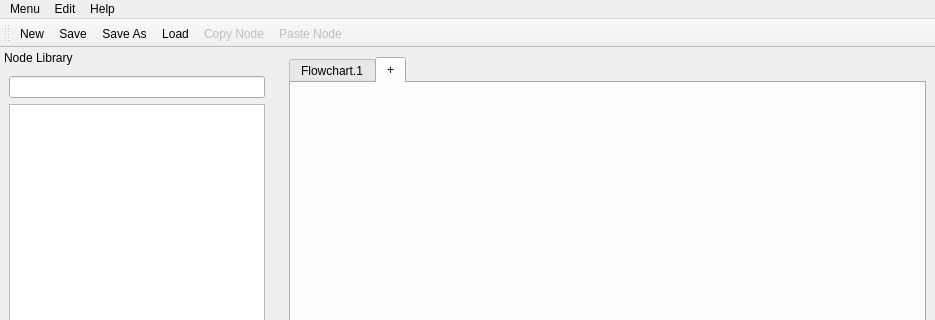
First picture: the form in resources/mainwindow.ui, repository cdd1969/pygwa, before the edit; both pictures show x 0 to 935 and y 0 to 320 of the 935 by 774 pixel window.
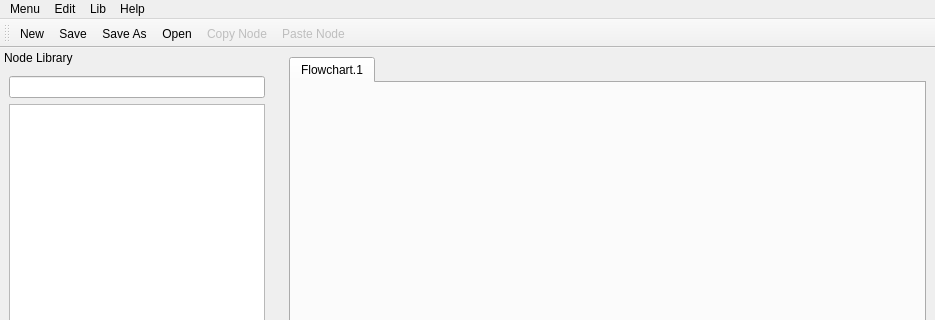
Second picture: the form after the edit. The open tabs and pages were chosen to show the change.

Commit message: reworked settings. Now QSettings + removed unused tab in UI

What changed in the file:
```diff
--- a/resources/mainwindow.ui
+++ b/resources/mainwindow.ui
@@ -53,17 +53,6 @@
          </item>
         </layout>
        </widget>
-       <widget class="QWidget" name="tab_2">
-        <property name="enabled">
-         <bool>false</bool>
-        </property>
-        <property name="statusTip">
-         <string>Create new flowchart</string>
-        </property>
-        <attribute name="title">
-         <string>+</string>
-        </attribute>
-       </widget>
       </widget>
      </widget>
     </item>
@@ -120,8 +109,17 @@
     <addaction name="actionCopy_Selected_Node"/>
     <addaction name="actionPaste_Node"/>
    </widget>
+   <widget class="QMenu" name="menuLib">
+    <property name="title">
+     <string>Lib</string>
+    </property>
+    <addaction name="actionAdd_item_to_library"/>
+    <addaction name="actionLoadLibrary"/>
+    <addaction name="actionReloadDefaultLib"/>
+   </widget>
    <addaction name="menuMenu"/>
    <addaction name="menuEdit"/>
+   <addaction name="menuLib"/>
    <addaction name="menuHelp"/>
   </widget>
   <widget class="QStatusBar" name="statusbar"/>
@@ -326,7 +324,7 @@
   </action>
   <action name="actionLoad_fc">
    <property name="text">
-    <string>Load</string>
+    <string>Open</string>
    </property>
    <property name="shortcut">
     <string>Ctrl+O</string>
```
Left out of the diff: 32 changed lines with no effect on the pictures. The commit also changes 2 other files.
